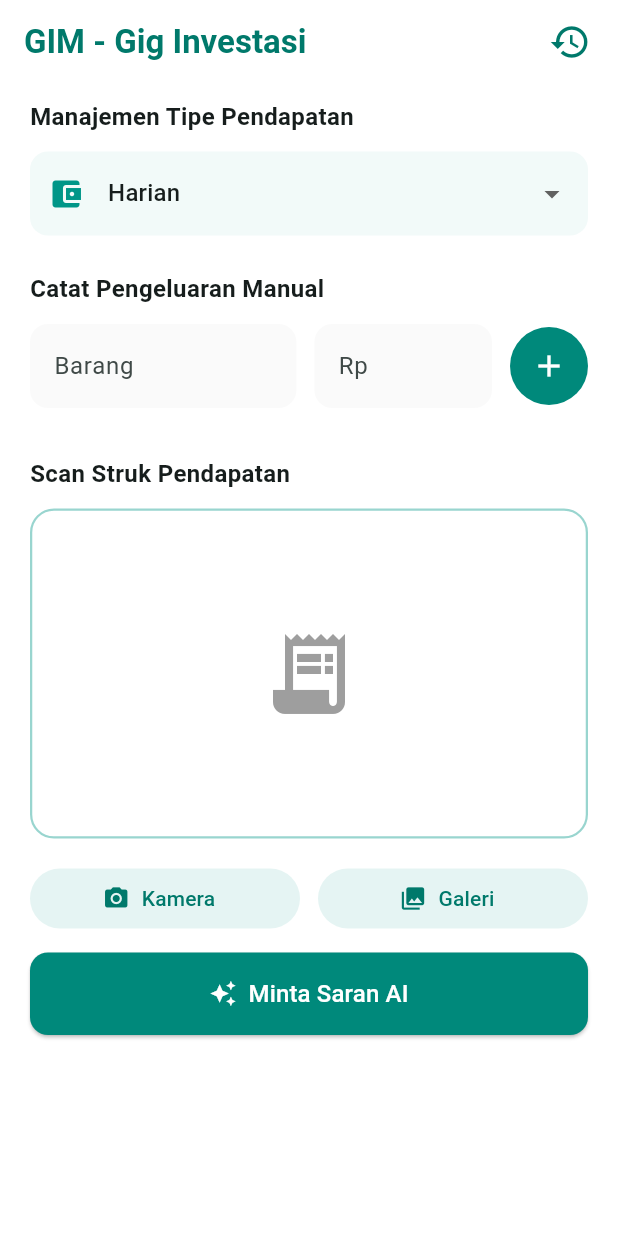
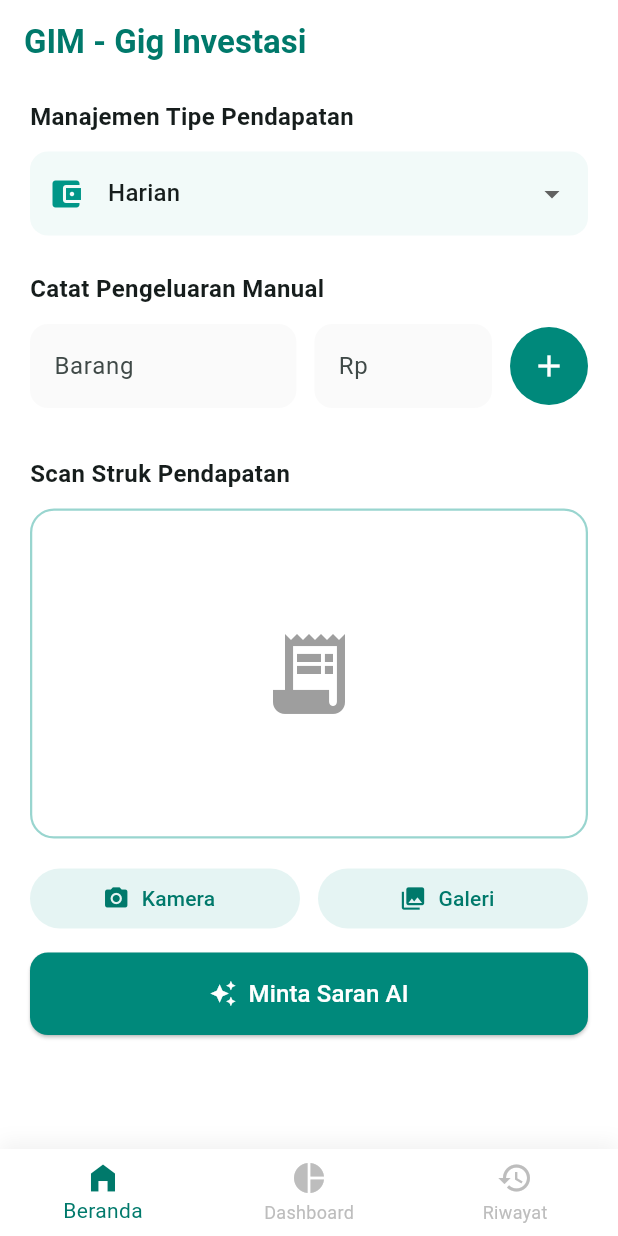
Before and after one commit to ngurah2/asisten-investasi-gig, a Flutter app: the screen it shows after launch, after a tap on "Minta Saran AI", on a phone screen of 412 x 824 dp. Run offline on Flutter 3.47's test engine with Material 3 defaults, Android fonts, the phone set to English and light mode, and no system bars; our stand-ins replace fl_chart, image_picker; network calls fail.

Commit message:
feat: refactor UI with bottom navigation, month picker, and strict AI validation

```diff
--- a/aplikasi_investasi/lib/main.dart
+++ b/aplikasi_investasi/lib/main.dart
@@ -1,5 +1,5 @@
 import 'package:flutter/material.dart';
-import 'screens/home_screen.dart';
+import 'screens/main_screen.dart'; // Pastikan import MainScreen
 
 void main() {
   runApp(const MyApp());
@@ -17,7 +17,7 @@ class MyApp extends StatelessWidget {
         colorScheme: ColorScheme.fromSeed(seedColor: Colors.teal),
         useMaterial3: true,
       ),
-      home: HomeScreen(),
+      home: const MainScreen(), // <-- UBAH BAGIAN INI JADI MainScreen()
     );
   }
 }
--- a/aplikasi_investasi/lib/screens/home_screen.dart
+++ b/aplikasi_investasi/lib/screens/home_screen.dart
@@ -3,7 +3,6 @@ import 'package:flutter/foundation.dart' show kIsWeb;
 import 'package:flutter/material.dart';
 import 'package:image_picker/image_picker.dart';
 import '../services/api_service.dart';
-import 'riwayat_screen.dart';
 
 class HomeScreen extends StatefulWidget {
   const HomeScreen({super.key});
@@ -18,7 +17,7 @@ class _HomeScreenState extends State<HomeScreen> {
 
   final TextEditingController _deskripsiController = TextEditingController();
   final TextEditingController _kebutuhanController = TextEditingController();
-  final TextEditingController _lamaWaktuController = TextEditingController(); // BARU: Input Lama Waktu Proyek
+  final TextEditingController _lamaWaktuController = TextEditingController();
 
   String _tipePendapatan = 'Harian';
   final List<String> _opsiTipe = ['Harian', 'Mingguan', 'Bulanan', 'Proyek / Freelance'];
@@ -103,20 +102,42 @@ class _HomeScreenState extends State<HomeScreen> {
 
   Future<void> _analisisStruk() async {
     if (_imageFile == null) return;
+
+    // LOGIKA VALIDASI CERDAS (Sesuai permintaan Bli Kresna)
+    String lamaWaktuStr = "";
+    if (_tipePendapatan == 'Proyek / Freelance') {
+      lamaWaktuStr = _lamaWaktuController.text.trim().toLowerCase();
+
+      // Jika kosong sama sekali
+      if (lamaWaktuStr.isEmpty) {
+        ScaffoldMessenger.of(context).showSnackBar(const SnackBar(content: Text('Lama waktu proyek wajib diisi!'), backgroundColor: Colors.red));
+        return;
+      }
+
+      // Jika hanya mengetik angka tanpa keterangan waktu
+      if (!lamaWaktuStr.contains('hari') && !lamaWaktuStr.contains('minggu') && !lamaWaktuStr.contains('bulan') && !lamaWaktuStr.contains('tahun')) {
+        ScaffoldMessenger.of(context).showSnackBar(const SnackBar(
+          content: Text('Kurang lengkap! Tambahkan satuan waktu (contoh: 42 hari, 3 bulan).'),
+          backgroundColor: Colors.red,
+          duration: Duration(seconds: 4),
+        ));
+        return;
+      }
+    }
+
     setState(() { _isLoading = true; _hasilAnalisis = null; });
 
     try {
       List<int> imageBytes = await _imageFile!.readAsBytes();
       String fileName = _imageFile!.name;
-      int lamaWaktu = int.tryParse(_lamaWaktuController.text) ?? 0;
 
       String rincianTeks = "Tipe: $_tipePendapatan\n" +
           (_daftarManual.isEmpty
           ? "Tanpa rincian pengeluaran."
           : _daftarManual.map((item) => "${item['deskripsi']}: Rp ${_formatRupiah(item['nominal'])}").join("\n"));
 
-      // Kirim lengkap beserta tipe dan lama waktu
-      var responseData = await ApiService.kirimStrukKeAI(imageBytes, fileName, _totalManual, rincianTeks, _tipePendapatan, lamaWaktu);
+      // Kirim data utuh ke Backend
+      var responseData = await ApiService.kirimStrukKeAI(imageBytes, fileName, _totalManual, rincianTeks, _tipePendapatan, lamaWaktuStr);
       setState(() { _hasilAnalisis = responseData; });
     } catch (e) {
       setState(() { _hasilAnalisis = {"status": "gagal", "pesan": "Error: $e"}; });
@@ -137,10 +158,6 @@ class _HomeScreenState extends State<HomeScreen> {
       appBar: AppBar(
         backgroundColor: Colors.white, elevation: 0,
         title: Text('GIM - Gig Investasi', style: TextStyle(color: Colors.teal[700], fontWeight: FontWeight.bold, fontSize: 22)),
-        actions: [
-          IconButton(icon: Icon(Icons.history, color: Colors.teal[700], size: 28), onPressed: () => Navigator.push(context, MaterialPageRoute(builder: (context) => const RiwayatScreen()))),
-          const SizedBox(width: 8),
-        ],
       ),
       body: SingleChildScrollView(
         padding: const EdgeInsets.symmetric(horizontal: 20.0, vertical: 10.0),
@@ -160,14 +177,13 @@ class _HomeScreenState extends State<HomeScreen> {
               onChanged: (newValue) => setState(() => _tipePendapatan = newValue!),
             ),
 
-            // MUNCUL HANYA JIKA PROYEK/FREELANCE DIPILIH
             if (_tipePendapatan == 'Proyek / Freelance') ...[
               const SizedBox(height: 12),
               TextField(
                 controller: _lamaWaktuController,
-                keyboardType: TextInputType.number,
+                keyboardType: TextInputType.text, // BERUBAH: Agar keyboard huruf muncul
                 decoration: InputDecoration(
-                  hintText: 'Berapa hari proyek ini berjalan?',
+                  hintText: 'Misal: 42 hari, atau 3 bulan',
                   prefixIcon: const Icon(Icons.timer, color: Colors.orange),
                   filled: true, fillColor: Colors.orange.withOpacity(0.05),
                   border: OutlineInputBorder(borderRadius: BorderRadius.circular(12), borderSide: BorderSide.none)
--- /dev/null
+++ b/aplikasi_investasi/lib/screens/main_screen.dart
@@ -0,0 +1,53 @@
+import 'package:flutter/material.dart';
+import 'home_screen.dart';
+import 'dashboard_screen.dart';
+import 'riwayat_screen.dart';
+
+class MainScreen extends StatefulWidget {
+  const MainScreen({super.key});
+
+  @override
+  State<MainScreen> createState() => _MainScreenState();
+}
+
+class _MainScreenState extends State<MainScreen> {
+  int _currentIndex = 0;
+
+  final List<Widget> _screens = [
+    const HomeScreen(),
+    const DashboardScreen(),
+    const RiwayatScreen(),
+  ];
+
+  @override
+  Widget build(BuildContext context) {
+    return Scaffold(
+      body: _screens[_currentIndex], // Menampilkan layar sesuai tab yang dipilih
+      bottomNavigationBar: Container(
+        decoration: BoxDecoration(
+          boxShadow: [
+            BoxShadow(color: Colors.black.withOpacity(0.05), blurRadius: 10, offset: const Offset(0, -5))
+          ]
+        ),
+        child: BottomNavigationBar(
+          currentIndex: _currentIndex,
+          onTap: (index) {
+            setState(() {
+              _currentIndex = index;
+            });
+          },
+          backgroundColor: Colors.white,
+          selectedItemColor: Colors.teal[700],
+          unselectedItemColor: Colors.grey[400],
+          type: BottomNavigationBarType.fixed,
+          elevation: 0,
+          items: const [
+            BottomNavigationBarItem(icon: Icon(Icons.home_filled), label: 'Beranda'),
+            BottomNavigationBarItem(icon: Icon(Icons.pie_chart), label: 'Dashboard'),
+            BottomNavigationBarItem(icon: Icon(Icons.history), label: 'Riwayat'),
+          ],
+        ),
+      ),
+    );
+  }
+}
--- a/aplikasi_investasi/lib/services/api_service.dart
+++ b/aplikasi_investasi/lib/services/api_service.dart
@@ -5,7 +5,7 @@ class ApiService {
   static const String baseUrl = "http://127.0.0.1:8000";
 
   static Future<Map<String, dynamic>> kirimStrukKeAI(
-      List<int> imageBytes, String fileName, int kebutuhanDinamis, String rincian, String tipePendapatan, int lamaWaktu) async {
+      List<int> imageBytes, String fileName, int kebutuhanDinamis, String rincian, String tipePendapatan, String lamaWaktu) async {
     try {
       var uri = Uri.parse('$baseUrl/analisis-pendapatan/');
       var request = http.MultipartRequest('POST', uri);
@@ -13,8 +13,8 @@ class ApiService {
       request.files.add(http.MultipartFile.fromBytes('file', imageBytes, filename: fileName));
       request.fields['kebutuhan_dinamis'] = kebutuhanDinamis.toString();
       request.fields['rincian'] = rincian;
-      request.fields['tipe_pendapatan'] = tipePendapatan; // Kirim tipe
-      request.fields['lama_waktu'] = lamaWaktu.toString(); // Kirim lama waktu
+      request.fields['tipe_pendapatan'] = tipePendapatan;
+      request.fields['lama_waktu'] = lamaWaktu; // Kirim sebagai String utuh
 
       var response = await request.send();
       var responseData = await response.stream.bytesToString();
--- a/aplikasi_investasi/pubspec.yaml
+++ b/aplikasi_investasi/pubspec.yaml
@@ -37,6 +37,7 @@ dependencies:
   image_picker: ^1.2.1
   http: ^1.6.0
   shared_preferences: ^2.5.5
+  fl_chart: ^1.2.0
 
 dev_dependencies:
   flutter_test:
```
Also changed, not shown: aplikasi_investasi/lib/screens/dashboard_screen.dart (added, +190 -0 lines), aplikasi_investasi/lib/screens/riwayat_screen.dart (+40 -41 lines), aplikasi_investasi/pubspec.lock, 2 other files.
